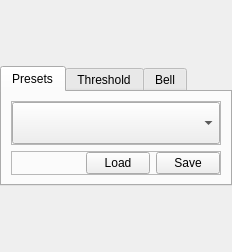
First picture: the form in Modules/QmitkExt/QmitkTransferFunctionGeneratorWidget.ui, repository MITK/MITK, before the edit.
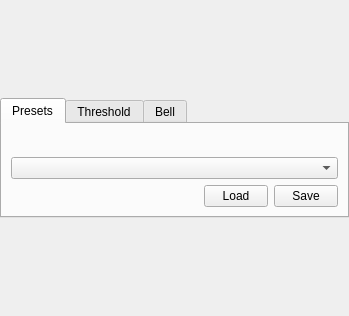
Second picture: the form after the edit. Icons and pictures are not drawn. Custom widgets are drawn as their Qt base class.

Diff of the .ui file:
```diff
--- a/Modules/QmitkExt/QmitkTransferFunctionGeneratorWidget.ui
+++ b/Modules/QmitkExt/QmitkTransferFunctionGeneratorWidget.ui
@@ -6,8 +6,8 @@
    <rect>
     <x>0</x>
     <y>0</y>
-    <width>226</width>
-    <height>252</height>
+    <width>349</width>
+    <height>316</height>
    </rect>
   </property>
   <property name="sizePolicy">
@@ -25,7 +25,7 @@
   <property name="windowTitle">
    <string>Form</string>
   </property>
-  <layout class="QVBoxLayout" name="verticalLayout">
+  <layout class="QHBoxLayout" name="horizontalLayout_4">
    <property name="margin">
     <number>0</number>
    </property>
@@ -71,23 +71,18 @@
       </attribute>
       <layout class="QVBoxLayout" name="verticalLayout_3">
        <item>
-        <widget class="QFrame" name="frame_3">
-         <property name="sizePolicy">
-          <sizepolicy hsizetype="Minimum" vsizetype="Expanding">
-           <horstretch>0</horstretch>
-           <verstretch>0</verstretch>
-          </sizepolicy>
+        <spacer name="verticalSpacer">
+         <property name="orientation">
+          <enum>Qt::Vertical</enum>
          </property>
-         <property name="frameShape">
-          <enum>QFrame::StyledPanel</enum>
+         <property name="sizeHint" stdset="0">
+          <size>
+           <width>20</width>
+           <height>0</height>
+          </size>
          </property>
-         <property name="frameShadow">
-          <enum>QFrame::Raised</enum>
-         </property>
-         <layout class="QVBoxLayout" name="verticalLayout_2">
-          <property name="margin">
-           <number>0</number>
-          </property>
+        </spacer>
+       </item>
           <item>
            <widget class="QComboBox" name="m_TransferFunctionComboBox">
             <property name="enabled">
@@ -128,33 +123,14 @@
             </property>
            </widget>
           </item>
-         </layout>
-        </widget>
-       </item>
        <item>
-        <widget class="QFrame" name="frame_4">
-         <property name="sizePolicy">
-          <sizepolicy hsizetype="Preferred" vsizetype="Preferred">
-           <horstretch>0</horstretch>
-           <verstretch>0</verstretch>
-          </sizepolicy>
-         </property>
-         <property name="frameShape">
-          <enum>QFrame::StyledPanel</enum>
-         </property>
-         <property name="frameShadow">
-          <enum>QFrame::Raised</enum>
-         </property>
-         <layout class="QHBoxLayout" name="horizontalLayout_4">
-          <property name="margin">
-           <number>0</number>
-          </property>
+        <layout class="QHBoxLayout" name="horizontalLayout_3">
           <item>
            <widget class="QLabel" name="m_InfoPreset">
             <property name="sizePolicy">
              <sizepolicy hsizetype="Minimum" vsizetype="Minimum">
               <horstretch>0</horstretch>
-              <verstretch>0</verstretch>
+             <verstretch>1</verstretch>
              </sizepolicy>
             </property>
             <property name="minimumSize">
@@ -238,7 +214,6 @@
            </widget>
           </item>
          </layout>
-        </widget>
        </item>
       </layout>
      </widget>
```
Left out of the diff: 6 changed lines with no effect on the pictures. Lines whose indentation alone changed are shown as unchanged.
